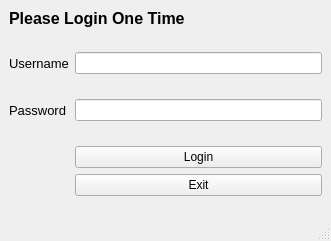
Before: the Qt Designer form UI/login.ui in Nifra514/keras-cnn, drawn with Qt 5.
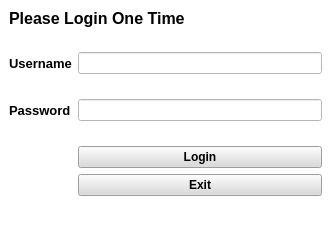
After: the same form once the commit is applied. Icons and pictures are not drawn.

The edit to the form file:
```diff
--- a/UI/login.ui
+++ b/UI/login.ui
@@ -20,6 +20,9 @@
   <property name="autoFillBackground">
    <bool>false</bool>
   </property>
+  <property name="styleSheet">
+   <string notr="true">background-color: rgb(255, 255, 255);</string>
+  </property>
   <widget class="QWidget" name="centralwidget">
    <layout class="QFormLayout" name="formLayout">
     <item row="0" column="0" colspan="2">
@@ -55,6 +58,8 @@
       <property name="font">
        <font>
         <pointsize>10</pointsize>
+        <weight>75</weight>
+        <bold>true</bold>
        </font>
       </property>
       <property name="text">
@@ -83,6 +88,8 @@
       <property name="font">
        <font>
         <pointsize>10</pointsize>
+        <weight>75</weight>
+        <bold>true</bold>
        </font>
       </property>
       <property name="text">
@@ -112,6 +119,15 @@
     </item>
     <item row="6" column="1">
      <widget class="QPushButton" name="btn_login">
+      <property name="font">
+       <font>
+        <weight>75</weight>
+        <bold>true</bold>
+       </font>
+      </property>
+      <property name="styleSheet">
+       <string notr="true">background-color: rgb(218, 218, 218);</string>
+      </property>
       <property name="text">
        <string>Login</string>
       </property>
@@ -123,6 +139,15 @@
     </item>
     <item row="7" column="1">
      <widget class="QPushButton" name="btn_exit">
+      <property name="font">
+       <font>
+        <weight>75</weight>
+        <bold>true</bold>
+       </font>
+      </property>
+      <property name="styleSheet">
+       <string notr="true">background-color: rgb(218, 218, 218);</string>
+      </property>
       <property name="text">
        <string>Exit</string>
       </property>
```
Left out of the diff: 6 changed lines with no effect on the pictures.
